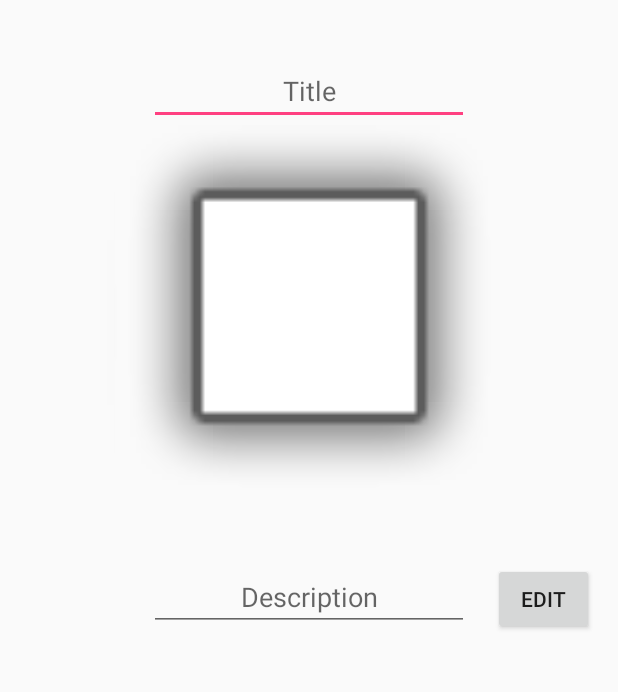
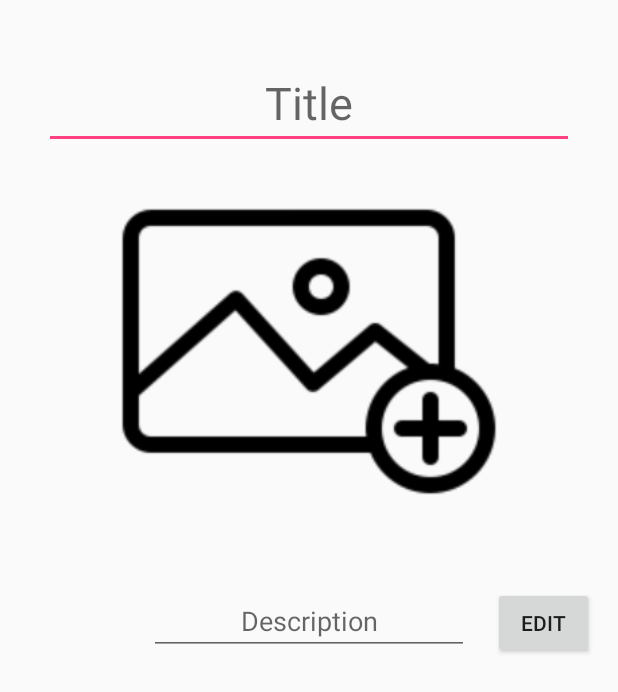
Before and after one commit to IoanCristianRadu/Imagery, an Android app: the EditJournalPost screen opened directly, with no data from a screen before it, on a phone screen of 412 x 824 dp. Shown: the top 692 px of the screen. Run offline under Robolectric (Android 15) with nearby library versions, the phone set to English and light mode, and no system bars; 1 statement that could not run was skipped.

Commit message:
Interface improvements

```diff
--- a/app/src/main/res/layout/activity_edit_journal_post.xml
+++ b/app/src/main/res/layout/activity_edit_journal_post.xml
@@ -9,54 +9,66 @@
     <RelativeLayout
         android:layout_width="match_parent"
         android:layout_height="match_parent"
+        android:paddingLeft="@dimen/activity_horizontal_margin"
+        android:paddingTop="@dimen/activity_vertical_margin"
+        android:paddingRight="@dimen/activity_horizontal_margin"
         android:paddingBottom="@dimen/activity_vertical_margin"
-        android:paddingLeft="@dimen/activity_horizontal_margin"
-        android:paddingRight="@dimen/activity_horizontal_margin"
-        android:paddingTop="@dimen/activity_vertical_margin"
         tools:context="com.project.imagery.journal.EditJournalPost">
 
         <EditText
             android:id="@+id/editImageTitle"
             android:layout_width="wrap_content"
             android:layout_height="wrap_content"
+            android:layout_centerHorizontal="true"
+            android:layout_marginTop="22dp"
             android:ems="10"
-            android:inputType="textMultiLine"
-            android:layout_marginTop="22dp"
-            android:layout_centerHorizontal="true"
+            android:gravity="center_horizontal"
             android:hint="Title"
-            android:gravity="center_horizontal" />
+            android:inputType="textMultiLine|textCapSentences"
+            android:textColor="#2160CD"
+            android:textSize="30sp" />
 
         <ImageView
             android:id="@+id/editImage"
             android:layout_width="480dp"
             android:layout_height="270dp"
+            android:layout_below="@+id/editImageTitle"
             android:layout_alignParentStart="true"
             android:layout_alignParentLeft="true"
             android:adjustViewBounds="true"
-            android:layout_below="@+id/editImageTitle"
-            app:srcCompat="@android:drawable/alert_light_frame" />
+            android:src="@drawable/add_image" />
 
         <EditText
             android:id="@+id/editImageDescription"
             android:layout_width="wrap_content"
             android:layout_height="wrap_content"
-            android:ems="10"
-            android:inputType="textMultiLine"
-            android:layout_marginTop="22dp"
             android:layout_below="@+id/editImage"
             android:layout_centerHorizontal="true"
+            android:layout_marginTop="22dp"
+            android:ems="10"
+            android:gravity="center_horizontal"
             android:hint="Description"
-            android:gravity="center_horizontal"/>
+            android:inputType="textMultiLine|textCapSentences"
+            android:textSize="18sp" />
 
         <Button
             android:id="@+id/editButton"
             android:layout_width="wrap_content"
             android:layout_height="wrap_content"
-            android:text="@string/Edit"
+            android:layout_below="@id/editImage"
+            android:layout_alignBaseline="@+id/editImageDescription"
+            android:layout_marginLeft="16dp"
             android:layout_toRightOf="@id/editImageDescription"
-            android:layout_below="@id/editImage"
+            android:text="@string/Edit" />
+
+        <Button
+            android:id="@+id/createGallery"
+            android:layout_width="wrap_content"
+            android:layout_height="wrap_content"
+            android:layout_alignBaseline="@+id/editImageTitle"
             android:layout_marginLeft="16dp"
-            android:layout_alignBaseline="@+id/editImageDescription"/>
+            android:layout_toRightOf="@id/editImageTitle"
+            android:text="+" />
 
     </RelativeLayout>
 </ScrollView>
```
Also changed, not shown: app/src/main/res/layout/activity_front_page_tab_host.xml (+7 -8 lines), app/src/main/res/layout/activity_login.xml (+18 -19 lines), app/src/main/res/layout/activity_new_post.xml (+20 -17 lines), app/src/main/res/layout/activity_register.xml (+36 -38 lines), app/src/main/res/layout/journal_customlist.xml (+4 -3 lines), app/src/main/res/drawable/add_image.png (added), app/src/main/res/drawable/image_placeholder.jpg (added).
